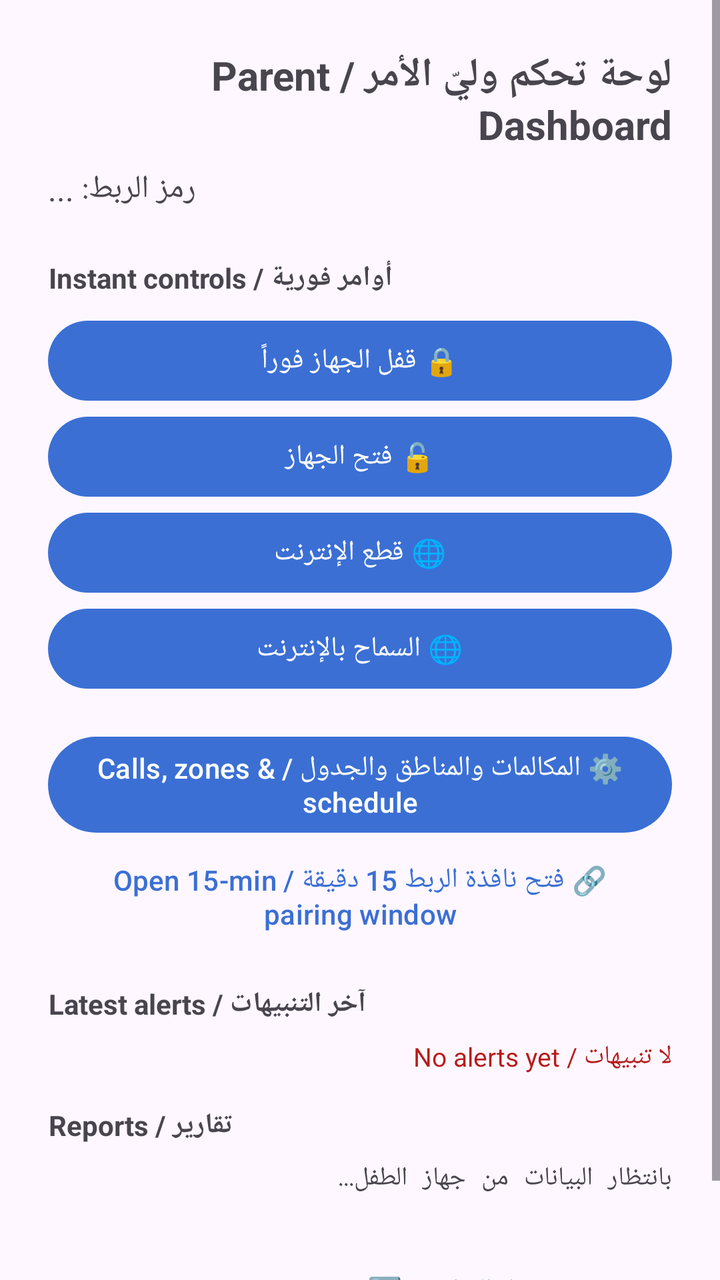
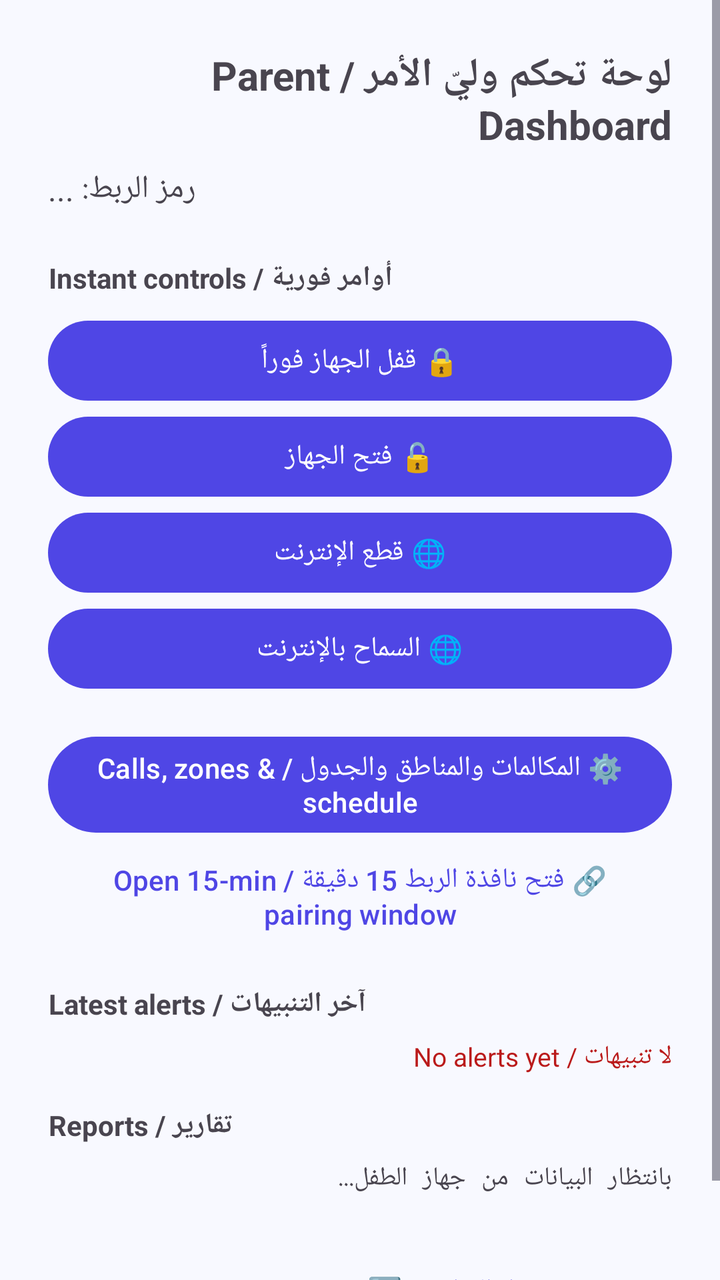

Screens rendered from an Android XML layout before and after an edit, with the pre-edit source and the edit as a unified diff.
<!-- AndroidManifest.xml: application theme Theme.BeaverGuardian -->
<!-- res/layout/activity_parent.xml -->
<?xml version="1.0" encoding="utf-8"?>
<ScrollView xmlns:android="http://schemas.android.com/apk/res/android"
    android:layout_width="match_parent"
    android:layout_height="match_parent">

    <LinearLayout
        android:layout_width="match_parent"
        android:layout_height="wrap_content"
        android:orientation="vertical"
        android:padding="24dp">

        <TextView
            android:layout_width="wrap_content"
            android:layout_height="wrap_content"
            android:text="لوحة تحكم وليّ الأمر / Parent Dashboard"
            android:textSize="20sp"
            android:textStyle="bold"
            android:layout_marginBottom="8dp" />

        <TextView
            android:id="@+id/tvPairCode"
            android:layout_width="wrap_content"
            android:layout_height="wrap_content"
            android:text="رمز الربط: ..."
            android:textSize="16sp"
            android:layout_marginBottom="24dp" />

        <TextView
            android:layout_width="wrap_content"
            android:layout_height="wrap_content"
            android:text="أوامر فورية / Instant controls"
            android:textStyle="bold"
            android:layout_marginBottom="8dp" />

        <Button android:id="@+id/btnLockNow" android:layout_width="match_parent" android:layout_height="wrap_content" android:text="🔒 قفل الجهاز فوراً" />
        <Button android:id="@+id/btnUnlock" android:layout_width="match_parent" android:layout_height="wrap_content" android:text="🔓 فتح الجهاز" />
        <Button android:id="@+id/btnBlockInternet" android:layout_width="match_parent" android:layout_height="wrap_content" android:text="🌐 قطع الإنترنت" />
        <Button android:id="@+id/btnAllowInternet" android:layout_width="match_parent" android:layout_height="wrap_content" android:text="🌐 السماح بالإنترنت" />

        <Button
            android:id="@+id/btnSettings"
            android:layout_width="match_parent"
            android:layout_height="wrap_content"
            android:layout_marginTop="16dp"
            android:text="⚙️ المكالمات والمناطق والجدول / Calls, zones &amp; schedule" />

        <Button
            android:id="@+id/btnOpenPairing"
            style="@style/Widget.Material3.Button.TextButton"
            android:layout_width="match_parent"
            android:layout_height="wrap_content"
            android:text="🔗 فتح نافذة الربط 15 دقيقة / Open 15-min pairing window" />

        <TextView
            android:layout_width="wrap_content"
            android:layout_height="wrap_content"
            android:text="آخر التنبيهات / Latest alerts"
            android:textStyle="bold"
            android:layout_marginTop="16dp"
            android:layout_marginBottom="8dp" />

        <TextView
            android:id="@+id/tvAlerts"
            android:layout_width="match_parent"
            android:layout_height="wrap_content"
            android:text="لا تنبيهات / No alerts yet"
            android:textSize="13sp"
            android:textColor="#B71C1C" />

        <TextView
            android:layout_width="wrap_content"
            android:layout_height="wrap_content"
            android:text="تقارير / Reports"
            android:textStyle="bold"
            android:layout_marginTop="16dp"
            android:layout_marginBottom="8dp" />

        <TextView
            android:id="@+id/tvReport"
            android:layout_width="match_parent"
            android:layout_height="wrap_content"
            android:fontFamily="monospace"
            android:text="بانتظار البيانات من جهاز الطفل..."
            android:textSize="13sp" />

        
        <Button
            android:id="@+id/btnAbout"
            style="@style/Widget.Material3.Button.TextButton"
            android:layout_width="wrap_content"
            android:layout_height="wrap_content"
            android:layout_gravity="end"
            android:layout_marginTop="24dp"
            android:text="ℹ️  حول التطبيق / About" />

    </LinearLayout>
</ScrollView>
<!-- resources referenced by this layout -->
<resources>
  <style name="Theme.BeaverGuardian" parent="Theme.Material3.Light.NoActionBar">
          <item name="colorPrimary">@color/brand_blue</item>
          <item name="colorPrimaryVariant">@color/brand_blue_dark</item>
          <item name="colorSecondary">@color/teal</item>
          <item name="android:statusBarColor" tools:targetApi="l">@color/brand_blue_dark</item>
      </style>
  <color name="brand_blue">#3B6FD4</color>
  <color name="brand_blue_dark">#2A55A8</color>
  <color name="teal">#0EA5A5</color>
</resources>

<!-- the commit's change to res/layout/activity_parent.xml (unified diff, before → after) -->
@@ -24,6 +24,18 @@
             android:text="رمز الربط: ..."
             android:textSize="16sp"
             android:layout_marginBottom="24dp" />
+
+        
+        <TextView
+            android:id="@+id/tvStatus"
+            android:layout_width="match_parent"
+            android:layout_height="wrap_content"
+            android:visibility="gone"
+            android:background="@color/surface_container_low"
+            android:padding="12dp"
+            android:textSize="13sp"
+            android:textColor="@color/on_surface"
+            android:layout_marginBottom="16dp" />
 
         <TextView
             android:layout_width="wrap_content"
@@ -65,7 +77,7 @@
             android:layout_height="wrap_content"
             android:text="لا تنبيهات / No alerts yet"
             android:textSize="13sp"
-            android:textColor="#B71C1C" />
+            android:textColor="@color/error" />
 
         <TextView
             android:layout_width="wrap_content"
<!-- resource entries referenced after the edit -->
@@ -1,13 +1,54 @@
 <!-- resources referenced by this layout -->
 <resources>
+  <color name="error">#BA1A1A</color>
+  <color name="on_surface">#0B1C30</color>
+  <color name="surface_container_low">#EFF4FF</color>
   <style name="Theme.BeaverGuardian" parent="Theme.Material3.Light.NoActionBar">
-          <item name="colorPrimary">@color/brand_blue</item>
-          <item name="colorPrimaryVariant">@color/brand_blue_dark</item>
-          <item name="colorSecondary">@color/teal</item>
-          <item name="android:statusBarColor" tools:targetApi="l">@color/brand_blue_dark</item>
+          <item name="colorPrimary">@color/primary</item>
+          <item name="colorOnPrimary">@color/on_primary</item>
+          <item name="colorPrimaryContainer">@color/primary_container</item>
+          <item name="colorOnPrimaryContainer">@color/on_primary_container</item>
+  
+          <item name="colorSecondary">@color/secondary</item>
+          <item name="colorOnSecondary">@color/on_secondary</item>
+          <item name="colorSecondaryContainer">@color/secondary_container</item>
+          <item name="colorOnSecondaryContainer">@color/on_secondary_container</item>
+  
+          <item name="colorTertiary">@color/tertiary</item>
+          <item name="colorOnTertiary">@color/on_tertiary</item>
+  
+          <item name="colorError">@color/error</item>
+          <item name="colorOnError">@color/on_error</item>
+  
+          <item name="android:colorBackground">@color/background</item>
+          <item name="colorSurface">@color/surface_card</item>
+          <item name="colorOnSurface">@color/on_surface</item>
+          <item name="colorOnSurfaceVariant">@color/on_surface_variant</item>
+          <item name="colorOutline">@color/outline</item>
+  
+          <item name="android:statusBarColor">@color/background</item>
+          <item name="android:windowLightStatusBar" tools:targetApi="m">true</item>
+          <item name="android:navigationBarColor">@color/surface_card</item>
+          <item name="android:windowLightNavigationBar" tools:targetApi="o_mr1">true</item>
+  
+          <item name="android:textColorPrimary">@color/on_surface</item>
+          <item name="android:textColorSecondary">@color/on_surface_variant</item>
+          <item name="android:textColorHint">@color/outline</item>
       </style>
-  <color name="brand_blue">#3B6FD4</color>
-  <color name="brand_blue_dark">#2A55A8</color>
-  <color name="teal">#0EA5A5</color>
+  <color name="primary">#4F46E5</color>
+  <color name="on_primary">#FFFFFF</color>
+  <color name="primary_container">#E2DFFF</color>
+  <color name="on_primary_container">#0F0069</color>
+  <color name="secondary">#10B981</color>
+  <color name="on_secondary">#FFFFFF</color>
+  <color name="secondary_container">#6CF8BB</color>
+  <color name="on_secondary_container">#00714D</color>
+  <color name="tertiary">#F59E0B</color>
+  <color name="on_tertiary">#FFFFFF</color>
+  <color name="on_error">#FFFFFF</color>
+  <color name="background">#F8F9FF</color>
+  <color name="surface_card">#FFFFFF</color>
+  <color name="on_surface_variant">#464555</color>
+  <color name="outline">#777587</color>
 </resources>
 
